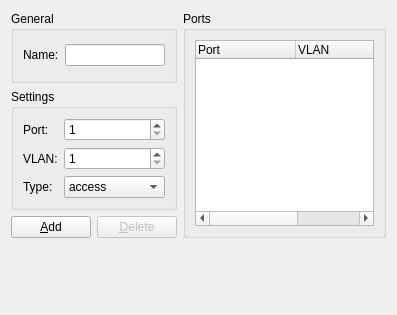
GNS3/gns3-gui, file gns3/modules/dynamips/ui/ethernet_switch_configuration_page.ui: the form before one commit.
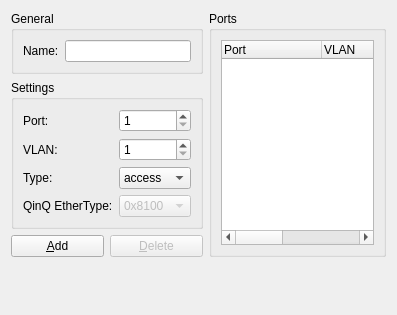
The form after the commit.

Commit message: EthernetSwitch: Allow to choose ethertype for QinQ outer tag.

Patch:
```diff
--- a/gns3/modules/dynamips/ui/ethernet_switch_configuration_page.ui
+++ b/gns3/modules/dynamips/ui/ethernet_switch_configuration_page.ui
@@ -65,6 +65,11 @@
           <string>Type</string>
          </property>
         </column>
+        <column>
+         <property name="text">
+          <string>EtherType</string>
+         </property>
+        </column>
        </widget>
       </item>
      </layout>
@@ -141,6 +146,13 @@
         </property>
        </widget>
       </item>
+      <item row="3" column="0">
+       <widget class="QLabel" name="label_4">
+        <property name="text">
+         <string>QinQ EtherType:</string>
+        </property>
+       </widget>
+      </item>
       <item row="2" column="1">
        <widget class="QComboBox" name="uiPortTypeComboBox">
         <item>
@@ -160,6 +172,33 @@
         </item>
        </widget>
       </item>
+      <item row="3" column="1">
+       <widget class="QComboBox" name="uiPortEtherTypeComboBox">
+        <property name="enabled">
+         <bool>false</bool>
+        </property>
+        <item>
+         <property name="text">
+          <string>0x8100</string>
+         </property>
+        </item>
+        <item>
+         <property name="text">
+          <string>0x88A8</string>
+         </property>
+        </item>
+        <item>
+         <property name="text">
+          <string>0x9100</string>
+         </property>
+        </item>
+        <item>
+         <property name="text">
+          <string>0x9200</string>
+         </property>
+        </item>
+       </widget>
+      </item>
      </layout>
     </widget>
    </item>
```
The commit also changes 3 other files.
